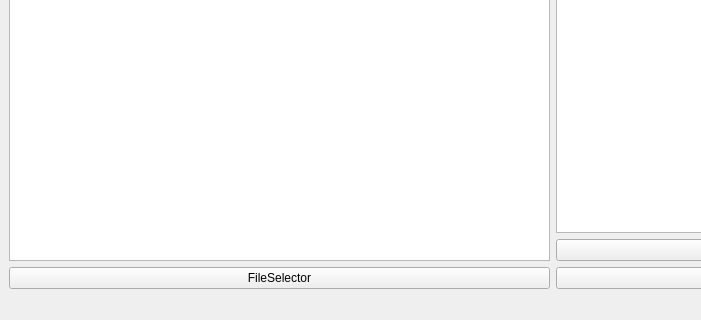
Old version of the form OnlineShop/Shop/MainWindow.ui in the repository JohnMril/ProjectShop; both pictures show x 0 to 701 and y 523 to 843 of the 1106 by 843 pixel window.
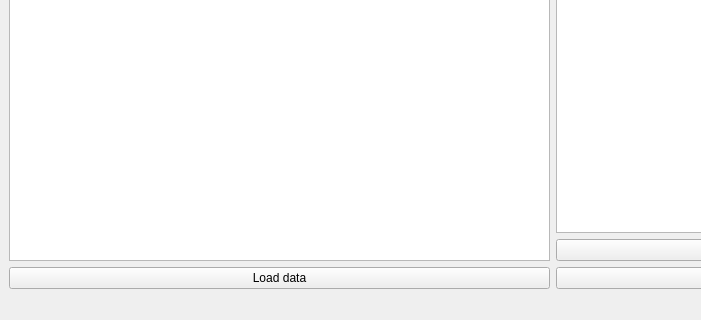
New version of the form.

```diff
--- a/OnlineShop/Shop/MainWindow.ui
+++ b/OnlineShop/Shop/MainWindow.ui
@@ -25,7 +25,7 @@
         <item>
          <widget class="QPushButton" name="pushButton_3">
           <property name="text">
-           <string>FileSelector</string>
+           <string>Load data</string>
           </property>
          </widget>
         </item>
```
